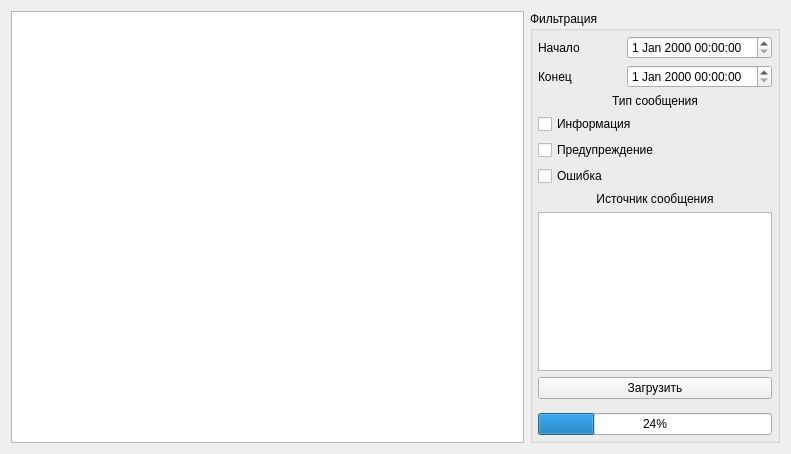
Before: the Qt Designer form klever/plugins/logger/widgets/watcherform.ui in gen1izh/cpp, drawn with Qt 5.
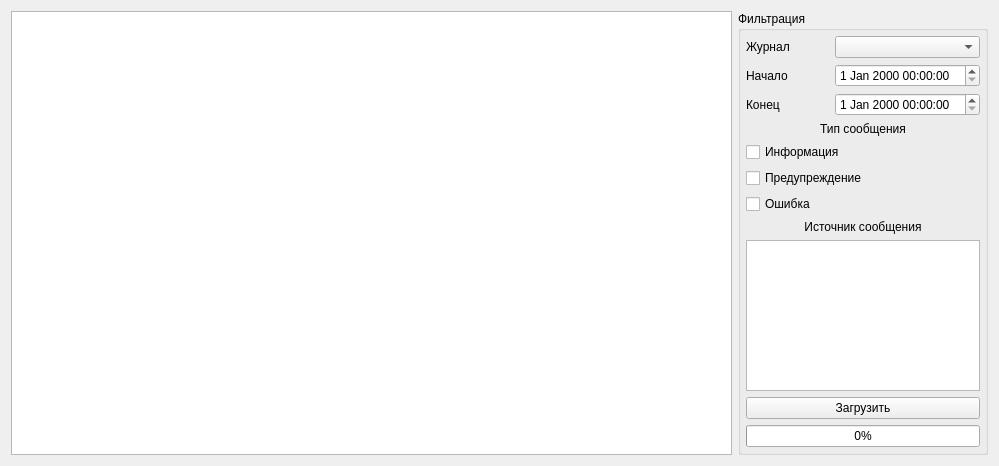
After: the same form once the commit is applied. Icons and pictures are not drawn.

What changed in the file:
```diff
--- a/klever/plugins/logger/widgets/watcherform.ui
+++ b/klever/plugins/logger/widgets/watcherform.ui
@@ -6,8 +6,8 @@
    <rect>
     <x>0</x>
     <y>0</y>
-    <width>791</width>
-    <height>454</height>
+    <width>999</width>
+    <height>466</height>
    </rect>
   </property>
   <property name="windowTitle">
@@ -51,21 +51,28 @@
       <property name="bottomMargin">
        <number>5</number>
       </property>
-      <item row="0" column="0">
-       <widget class="QLabel" name="label">
+      <item row="6" column="0" colspan="2">
+       <widget class="QCheckBox" name="errorBox">
         <property name="text">
-         <string>Начало</string>
+         <string>Ошибка</string>
         </property>
        </widget>
       </item>
-      <item row="1" column="0">
+      <item row="2" column="0">
        <widget class="QLabel" name="label_2">
         <property name="text">
          <string>Конец</string>
         </property>
        </widget>
       </item>
-      <item row="9" column="0" colspan="2">
+      <item row="1" column="0">
+       <widget class="QLabel" name="label">
+        <property name="text">
+         <string>Начало</string>
+        </property>
+       </widget>
+      </item>
+      <item row="10" column="0" colspan="2">
        <spacer name="verticalSpacer">
         <property name="orientation">
          <enum>Qt::Vertical</enum>
@@ -78,21 +85,34 @@
         </property>
        </spacer>
       </item>
+      <item row="2" column="1">
+       <widget class="QDateTimeEdit" name="endDatetimeEdit"/>
+      </item>
       <item row="1" column="1">
-       <widget class="QDateTimeEdit" name="dateTimeEdit_2"/>
-      </item>
-      <item row="0" column="1">
-       <widget class="QDateTimeEdit" name="dateTimeEdit"/>
+       <widget class="QDateTimeEdit" name="startDatetimeEdit"/>
       </item>
       <item row="5" column="0" colspan="2">
        <widget class="QCheckBox" name="checkBox_3">
         <property name="text">
-         <string>Ошибка</string>
+         <string>Предупреждение</string>
         </property>
        </widget>
       </item>
       <item row="3" column="0" colspan="2">
-       <widget class="QCheckBox" name="checkBox">
+       <widget class="QLabel" name="label_3">
+        <property name="text">
+         <string>Тип сообщения</string>
+        </property>
+        <property name="alignment">
+         <set>Qt::AlignCenter</set>
+        </property>
+       </widget>
+      </item>
+      <item row="8" column="0" colspan="2">
+       <widget class="QListWidget" name="sourcesList"/>
+      </item>
+      <item row="4" column="0" colspan="2">
+       <widget class="QCheckBox" name="informationBox">
         <property name="layoutDirection">
          <enum>Qt::LeftToRight</enum>
         </property>
@@ -104,34 +124,14 @@
         </property>
        </widget>
       </item>
-      <item row="2" column="0" colspan="2">
-       <widget class="QLabel" name="label_3">
-        <property name="text">
-         <string>Тип сообщения</string>
-        </property>
-        <property name="alignment">
-         <set>Qt::AlignCenter</set>
-        </property>
-       </widget>
-      </item>
-      <item row="4" column="0" colspan="2">
-       <widget class="QCheckBox" name="checkBox_2">
-        <property name="text">
-         <string>Предупреждение</string>
-        </property>
-       </widget>
-      </item>
-      <item row="7" column="0" colspan="2">
-       <widget class="QListWidget" name="listWidget"/>
-      </item>
-      <item row="10" column="0" colspan="2">
-       <widget class="QProgressBar" name="progressBar">
+      <item row="11" column="0" colspan="2">
+       <widget class="QProgressBar" name="loadProgressBar">
         <property name="value">
-         <number>24</number>
+         <number>0</number>
         </property>
        </widget>
       </item>
-      <item row="6" column="0" colspan="2">
+      <item row="7" column="0" colspan="2">
        <widget class="QLabel" name="label_4">
         <property name="text">
          <string>Источник сообщения</string>
@@ -141,13 +141,23 @@
         </property>
        </widget>
       </item>
-      <item row="8" column="0" colspan="2">
-       <widget class="QPushButton" name="pushButton">
+      <item row="9" column="0" colspan="2">
+       <widget class="QPushButton" name="loadButton">
         <property name="text">
          <string>Загрузить</string>
         </property>
        </widget>
       </item>
+      <item row="0" column="0">
+       <widget class="QLabel" name="label_5">
+        <property name="text">
+         <string>Журнал</string>
+        </property>
+       </widget>
+      </item>
+      <item row="0" column="1">
+       <widget class="QComboBox" name="loggerNameBox"/>
+      </item>
      </layout>
     </widget>
    </item>
```
Left out of the diff: 4 changed lines with no effect on the pictures.
